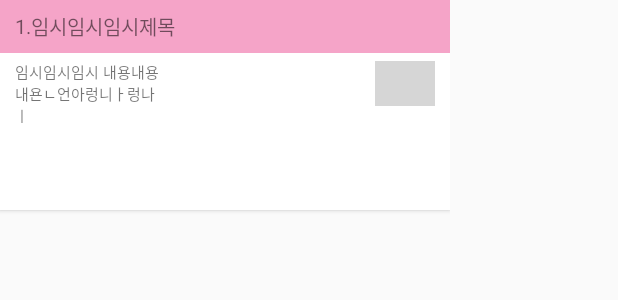
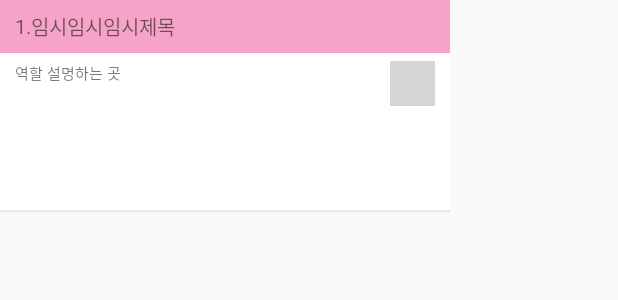
Before and after one commit to Nanamare/android_roler, an Android app: the layout activity_plan_item.xml on its own in the app's theme, with its tools: preview values and no code run, on a phone screen of 412 x 824 dp. Shown: the top 300 px of the screen. Run offline under Robolectric (Android 15) with nearby library versions, the phone set to English and light mode, and no system bars; plain views replace CircleProgress; grey boxes are pictures that could not be loaded.

Commit message:
[기능 구현] progress 모두 구현(동기 방식으로 수정 필요)

```diff
--- a/roler-master/Roler/app/src/main/java/com/buttering/roler/plan/PlanActivity.java
+++ b/roler-master/Roler/app/src/main/java/com/buttering/roler/plan/PlanActivity.java
@@ -376,6 +376,7 @@ public class PlanActivity extends AppCompatActivity implements IPlanView {
 			for (int position = 0; position < adapter.getCount(); position++) {
 				if (((Role)adapter.getItem(position)).getRole_id() == movePosition){
 					vp_rolePlanPage.scrollToPosition(position);
+					planPresenter.loadToList(Integer.valueOf(MyInfoDAO.getInstance().getUserId()), movePosition);
 				}
 			}
 		}
@@ -422,14 +423,14 @@ public class PlanActivity extends AppCompatActivity implements IPlanView {
 	@Override
 	public void refreshProgress() {
 		currentPosition = ((Role) adapter.getItem(vp_rolePlanPage.getScrollPosition())).getRole_id();
-		planPresenter.updateRoleContent(Integer.valueOf(MyInfoDAO.getInstance().getUserId()), currentPosition);
+//		planPresenter.updateRoleContent(Integer.valueOf(MyInfoDAO.getInstance().getUserId()), currentPosition);
 		//progress를 업데이트 하기 위한 작업
-//		planPresenter.updateProgress(currentPosition,Integer.valueOf(MyInfoDAO.getInstance().getUserId()));
+		planPresenter.updateProgress(currentPosition,Integer.valueOf(MyInfoDAO.getInstance().getUserId()));
 	}
 
 	@Override
 	public void refreshProgressLast() {
-		currentPosition = ((Role) adapter.getItem(vp_rolePlanPage.getScrollPosition())).getRole_id();
+//		currentPosition = ((Role) adapter.getItem(vp_rolePlanPage.getScrollPosition())).getRole_id();
 		planPresenter.updateRoleContent(Integer.valueOf(MyInfoDAO.getInstance().getUserId()), currentPosition);
 	}
 
--- a/roler-master/Roler/app/src/main/java/com/buttering/roler/plan/PlanPresenter.java
+++ b/roler-master/Roler/app/src/main/java/com/buttering/roler/plan/PlanPresenter.java
@@ -104,7 +104,7 @@ public class PlanPresenter extends BasePresenter implements IPlanPresenter {
 				.subscribe(new Subscriber<List<Role>>() {
 					@Override
 					public void onCompleted() {
-						view.setCurrentPosition();
+//						view.setCurrentPosition();
 
 					}
 
--- a/roler-master/Roler/app/src/main/res/layout/activity_plan.xml
+++ b/roler-master/Roler/app/src/main/res/layout/activity_plan.xml
@@ -38,7 +38,7 @@
             android:id="@+id/ll_swipe_arrow"
             android:layout_width="match_parent"
             android:layout_height="wrap_content"
-            android:layout_marginTop="20dp"
+            android:layout_marginTop="10dp"
             android:gravity="center">
 
             <ImageView
@@ -76,6 +76,7 @@
 
         <it.moondroid.coverflow.components.ui.containers.FeatureCoverFlow
             android:id="@+id/vp_rolePlanPage"
+            android:layout_marginTop="-17dp"
             android:layout_width="match_parent"
             android:layout_height="match_parent"
             android:layout_below="@id/ll_swipe_arrow"
--- a/roler-master/Roler/app/src/main/res/layout/activity_plan_item.xml
+++ b/roler-master/Roler/app/src/main/res/layout/activity_plan_item.xml
@@ -1,13 +1,14 @@
 <?xml version="1.0" encoding="utf-8"?>
 <RelativeLayout xmlns:android="http://schemas.android.com/apk/res/android"
-    xmlns:custom="http://schemas.android.com/apk/res-auto"
-    android:layout_width="300dp"
-    android:layout_height="156dp">
+                xmlns:custom="http://schemas.android.com/apk/res-auto"
+                android:layout_width="300dp"
+                android:layout_height="156dp">
 
     <android.support.v7.widget.CardView
         android:layout_width="400dp"
         android:layout_height="140dp"
         custom:cardCornerRadius="0dp">
+
         <RelativeLayout
             android:layout_width="match_parent"
             android:layout_height="wrap_content">
@@ -17,8 +18,9 @@
                 android:layout_width="match_parent"
                 android:layout_height="35dp"
                 android:background="#f5a4c8"
-                android:paddingTop="5dp"
-                android:paddingLeft="10dp">
+                android:paddingLeft="10dp"
+                android:paddingTop="5dp">
+
                 <TextView
                     android:id="@+id/tv_rolePrimaryPlan"
                     android:layout_width="wrap_content"
@@ -29,10 +31,10 @@
 
                 <TextView
                     android:id="@+id/tv_comma"
-                    android:layout_toRightOf="@id/tv_rolePrimaryPlan"
                     android:layout_width="wrap_content"
                     android:layout_height="wrap_content"
                     android:layout_centerVertical="true"
+                    android:layout_toRightOf="@id/tv_rolePrimaryPlan"
                     android:text="."
                     android:textSize="13sp"/>
 
@@ -40,10 +42,10 @@
                     android:id="@+id/tv_roleNamePlan"
                     android:layout_width="wrap_content"
                     android:layout_height="wrap_content"
+                    android:layout_centerVertical="true"
                     android:layout_toRightOf="@id/tv_comma"
                     android:text="임시임시임시제목"
-                    android:textSize="13sp"
-                    android:layout_centerVertical="true"/>
+                    android:textSize="13sp"/>
             </RelativeLayout>
 
             <RelativeLayout
@@ -51,27 +53,29 @@
                 android:layout_height="match_parent"
                 android:layout_below="@id/rl_roleItemTop"
                 android:paddingLeft="10dp"
-                android:paddingTop="5dp"
-                android:paddingRight="10dp">
+                android:paddingRight="10dp"
+                android:paddingTop="5dp">
+
                 <TextView
                     android:id="@+id/tv_roleContentPlan"
                     android:layout_width="100dp"
                     android:layout_height="wrap_content"
-                    android:text="임시임시임시 내용내용 내욘ㄴ언아렁니ㅏ렁나ㅣ"
+                    android:layout_alignParentStart="true"
+                    android:text="역할 설명하는 곳"
                     android:textSize="10sp"/>
 
 
                 <com.github.lzyzsd.circleprogress.CircleProgress
                     android:id="@+id/cp_planPercent"
-                    custom:circle_unfinished_color="#ffffff"
+                    android:layout_width="30dp"
+                    android:layout_height="30dp"
+                    android:layout_alignParentEnd="true"
+                    android:layout_alignParentTop="true"
+                    custom:circle_finished_color="#f5a4c1"
+                    custom:circle_progress="100"
                     custom:circle_text_color="@color/primary"
-                    custom:circle_finished_color="#f5a4c1"
                     custom:circle_text_size="10sp"
-                    android:layout_width="40dp"
-                    android:layout_height="30dp"
-                    custom:circle_progress="0"
-                    android:layout_alignParentTop="true"
-                    android:layout_alignParentEnd="true"/>
+                    custom:circle_unfinished_color="#ffffff"/>
             </RelativeLayout>
 
         </RelativeLayout>
```
